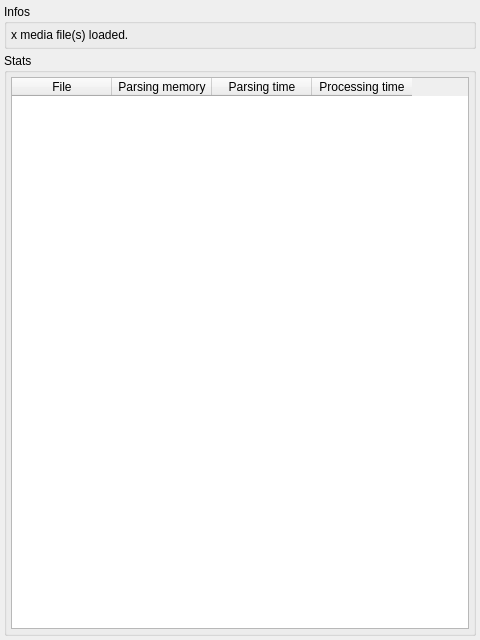
Old version of the form mini_analyser/ui/tabdev.ui in the repository emericg/MiniVideo.
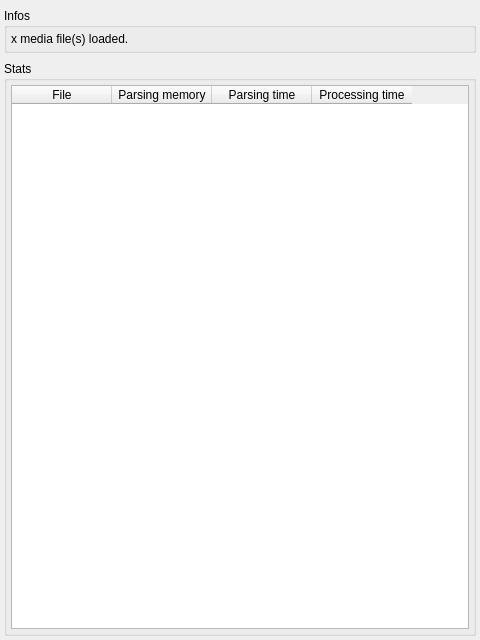
New version of the form.

Commit message: minianalyser: improve the gui on macOS

Patch:
```diff
--- a/mini_analyser/ui/tabdev.ui
+++ b/mini_analyser/ui/tabdev.ui
@@ -18,7 +18,7 @@
     <number>4</number>
    </property>
    <property name="topMargin">
-    <number>4</number>
+    <number>8</number>
    </property>
    <property name="rightMargin">
     <number>4</number>
@@ -26,9 +26,12 @@
    <property name="bottomMargin">
     <number>4</number>
    </property>
-   <property name="spacing">
+   <property name="horizontalSpacing">
     <number>4</number>
    </property>
+   <property name="verticalSpacing">
+    <number>8</number>
+   </property>
    <item row="0" column="0">
     <widget class="QGroupBox" name="groupBox_dev_infos">
      <property name="title">
```
The commit also changes 2 other files.
